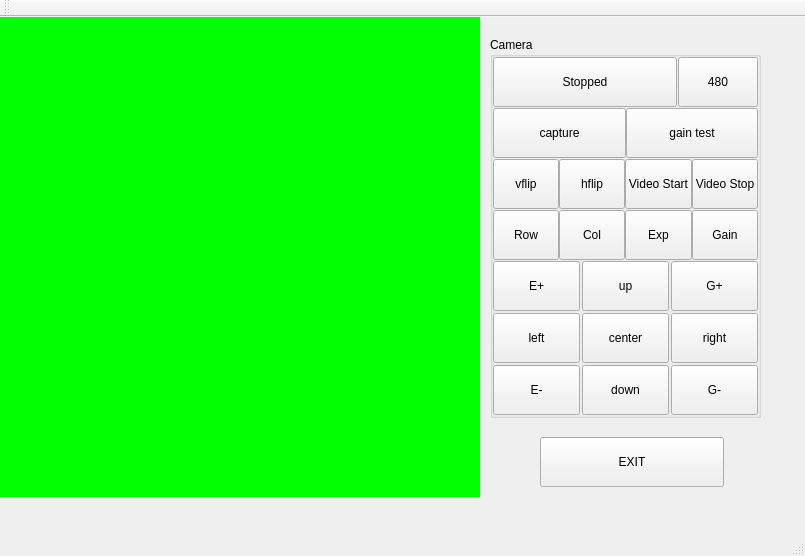
Qt form a20_cam_dump/mainwindow.ui (saibi/qt) before a commit.
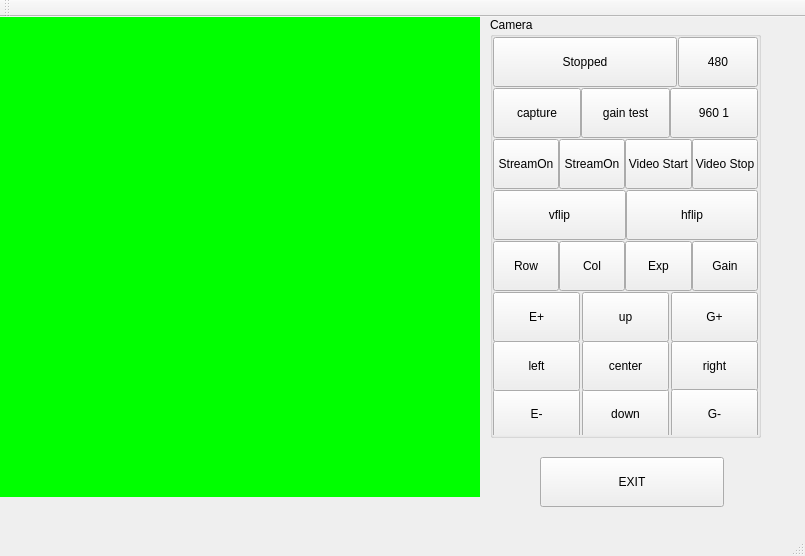
The same form after that commit.

Commit message: a20 cam stream & size test

The edit to the form file:
```diff
--- a/a20_cam_dump/mainwindow.ui
+++ b/a20_cam_dump/mainwindow.ui
@@ -42,7 +42,7 @@
       <x>490</x>
       <y>20</y>
       <width>271</width>
-      <height>381</height>
+      <height>421</height>
      </rect>
     </property>
     <layout class="QVBoxLayout" name="verticalLayout">
@@ -61,8 +61,42 @@
      <property name="bottomMargin">
       <number>0</number>
      </property>
-     <item>
+    </layout>
+   </widget>
+   <widget class="QPushButton" name="pushButton_exit">
+    <property name="geometry">
+     <rect>
+      <x>540</x>
+      <y>440</y>
+      <width>184</width>
+      <height>50</height>
+     </rect>
+    </property>
+    <property name="minimumSize">
+     <size>
+      <width>0</width>
+      <height>50</height>
+     </size>
+    </property>
+    <property name="focusPolicy">
+     <enum>Qt::NoFocus</enum>
+    </property>
+    <property name="text">
+     <string>EXIT</string>
+    </property>
+    <property name="checkable">
+     <bool>true</bool>
+    </property>
+   </widget>
       <widget class="QGroupBox" name="groupBox_cam">
+    <property name="geometry">
+     <rect>
+      <x>490</x>
+      <y>0</y>
+      <width>271</width>
+      <height>421</height>
+     </rect>
+    </property>
        <property name="title">
         <string>Camera</string>
        </property>
@@ -200,6 +234,110 @@
              </property>
             </widget>
            </item>
+        <item>
+         <widget class="QPushButton" name="pushButton_960scale">
+          <property name="minimumSize">
+           <size>
+            <width>60</width>
+            <height>50</height>
+           </size>
+          </property>
+          <property name="focusPolicy">
+           <enum>Qt::NoFocus</enum>
+          </property>
+          <property name="text">
+           <string>960 1</string>
+          </property>
+          <property name="checkable">
+           <bool>true</bool>
+          </property>
+         </widget>
+        </item>
+       </layout>
+      </widget>
+     </item>
+     <item>
+      <widget class="QWidget" name="widget_onoff_test" native="true">
+       <layout class="QHBoxLayout" name="horizontalLayout_11">
+        <property name="spacing">
+         <number>0</number>
+        </property>
+        <property name="leftMargin">
+         <number>0</number>
+        </property>
+        <property name="topMargin">
+         <number>0</number>
+        </property>
+        <property name="rightMargin">
+         <number>0</number>
+        </property>
+        <property name="bottomMargin">
+         <number>0</number>
+        </property>
+        <item>
+         <widget class="QPushButton" name="pushButton_streamOn">
+          <property name="minimumSize">
+           <size>
+            <width>60</width>
+            <height>50</height>
+           </size>
+          </property>
+          <property name="focusPolicy">
+           <enum>Qt::NoFocus</enum>
+          </property>
+          <property name="text">
+           <string>StreamOn</string>
+          </property>
+         </widget>
+        </item>
+        <item>
+         <widget class="QPushButton" name="pushButton_streamOff">
+          <property name="minimumSize">
+           <size>
+            <width>60</width>
+            <height>50</height>
+           </size>
+          </property>
+          <property name="focusPolicy">
+           <enum>Qt::NoFocus</enum>
+          </property>
+          <property name="text">
+           <string>StreamOn</string>
+          </property>
+         </widget>
+        </item>
+        <item>
+         <widget class="QPushButton" name="pushButton_videoStart">
+          <property name="minimumSize">
+           <size>
+            <width>60</width>
+            <height>50</height>
+           </size>
+          </property>
+          <property name="focusPolicy">
+           <enum>Qt::NoFocus</enum>
+          </property>
+          <property name="text">
+           <string>Video Start</string>
+          </property>
+         </widget>
+        </item>
+        <item>
+         <widget class="QPushButton" name="pushButton_videoStop">
+          <property name="minimumSize">
+           <size>
+            <width>60</width>
+            <height>50</height>
+           </size>
+          </property>
+          <property name="focusPolicy">
+           <enum>Qt::NoFocus</enum>
+          </property>
+          <property name="text">
+           <string>Video Stop</string>
+          </property>
+         </widget>
+        </item>
           </layout>
          </widget>
         </item>
@@ -271,38 +409,6 @@
              </property>
             </widget>
            </item>
-           <item>
-            <widget class="QPushButton" name="pushButton_videoStart">
-             <property name="minimumSize">
-              <size>
-               <width>60</width>
-               <height>50</height>
-              </size>
-             </property>
-             <property name="focusPolicy">
-              <enum>Qt::NoFocus</enum>
-             </property>
-             <property name="text">
-              <string>Video Start</string>
-             </property>
-            </widget>
-           </item>
-           <item>
-            <widget class="QPushButton" name="pushButton_videoStop">
-             <property name="minimumSize">
-              <size>
-               <width>60</width>
-               <height>50</height>
-              </size>
-             </property>
-             <property name="focusPolicy">
-              <enum>Qt::NoFocus</enum>
-             </property>
-             <property name="text">
-              <string>Video Stop</string>
-             </property>
-            </widget>
-           </item>
           </layout>
          </widget>
         </item>
@@ -590,34 +696,6 @@
          </widget>
         </item>
        </layout>
-      </widget>
-     </item>
-    </layout>
-   </widget>
-   <widget class="QPushButton" name="pushButton_exit">
-    <property name="geometry">
-     <rect>
-      <x>540</x>
-      <y>420</y>
-      <width>184</width>
-      <height>50</height>
-     </rect>
-    </property>
-    <property name="minimumSize">
-     <size>
-      <width>0</width>
-      <height>50</height>
-     </size>
-    </property>
-    <property name="focusPolicy">
-     <enum>Qt::NoFocus</enum>
-    </property>
-    <property name="text">
-     <string>EXIT</string>
-    </property>
-    <property name="checkable">
-     <bool>true</bool>
-    </property>
    </widget>
   </widget>
   <widget class="QMenuBar" name="menuBar">
```
Lines whose indentation alone changed are shown as unchanged. The commit also changes 5 other files.
